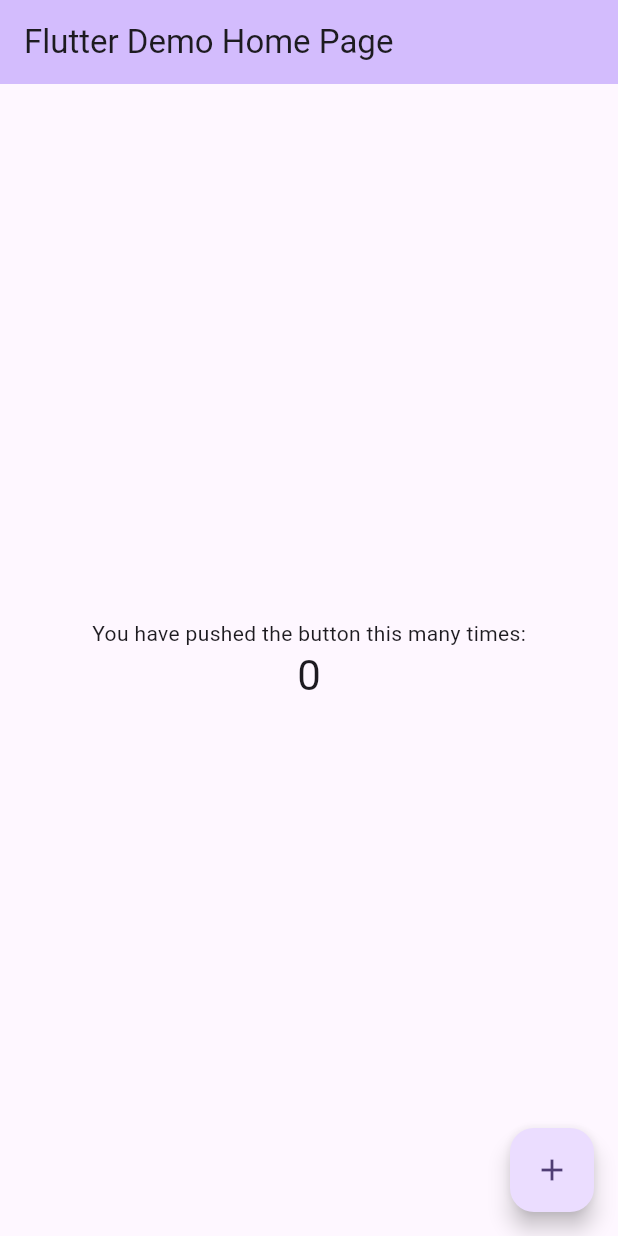
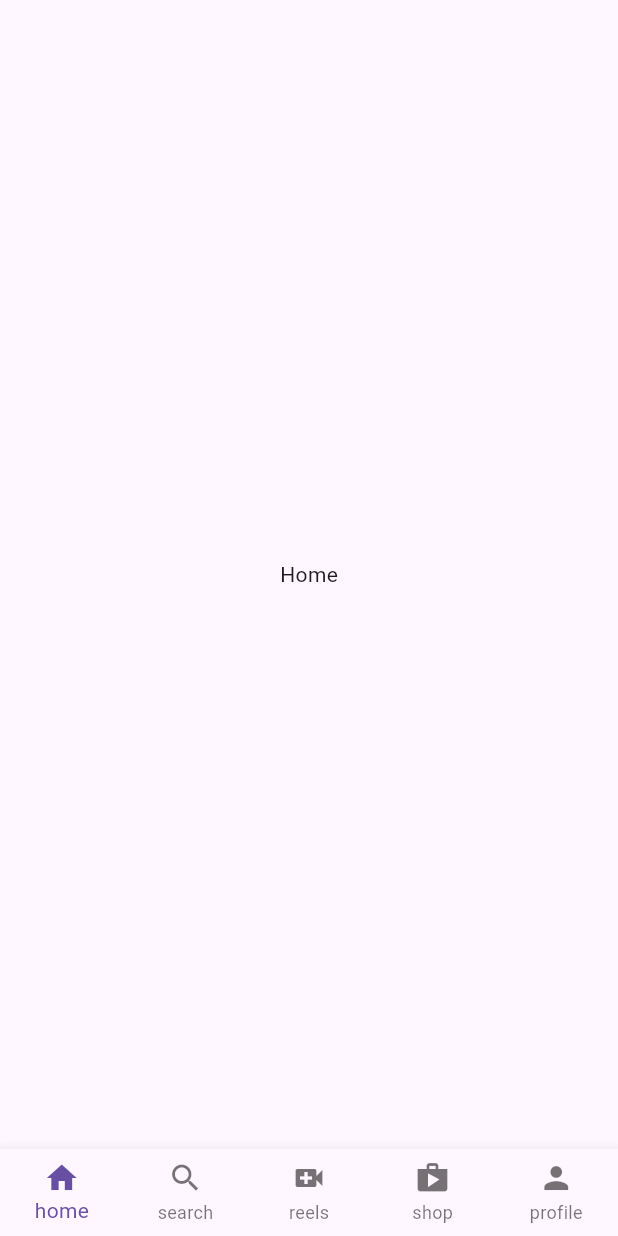
Before and after one commit to JER3MIAH/flutter_instagram_clone, a Flutter app: the screen it shows after launch, on a phone screen of 412 x 824 dp. Run offline on Flutter 3.47's test engine with Material 3 defaults, Android fonts, the phone set to English and light mode, and no system bars.

Commit message:
Set up folders and bottom navigation bar

```diff
--- a/lib/main.dart
+++ b/lib/main.dart
@@ -1,4 +1,5 @@
 import 'package:flutter/material.dart';
+import 'package:flutter_instagram_clone/ui/home_page.dart';
 
 void main() {
   runApp(const MyApp());
@@ -10,60 +11,12 @@ class MyApp extends StatelessWidget {
   @override
   Widget build(BuildContext context) {
     return MaterialApp(
+      debugShowCheckedModeBanner: false,
       title: 'Flutter Demo',
       theme: ThemeData(
-        colorScheme: ColorScheme.fromSeed(seedColor: Colors.deepPurple),
         useMaterial3: true,
       ),
-      home: const MyHomePage(title: 'Flutter Demo Home Page'),
+      home: const MyHomePage(),
     );
   }
 }
-
-class MyHomePage extends StatefulWidget {
-  const MyHomePage({super.key, required this.title});
-
-  final String title;
-
-  @override
-  State<MyHomePage> createState() => _MyHomePageState();
-}
-
-class _MyHomePageState extends State<MyHomePage> {
-  int _counter = 0;
-
-  void _incrementCounter() {
-    setState(() {
-      _counter++;
-    });
-  }
-
-  @override
-  Widget build(BuildContext context) {
-    return Scaffold(
-      appBar: AppBar(
-        backgroundColor: Theme.of(context).colorScheme.inversePrimary,
-        title: Text(widget.title),
-      ),
-      body: Center(
-        child: Column(
-          mainAxisAlignment: MainAxisAlignment.center,
-          children: <Widget>[
-            const Text(
-              'You have pushed the button this many times:',
-            ),
-            Text(
-              '$_counter',
-              style: Theme.of(context).textTheme.headlineMedium,
-            ),
-          ],
-        ),
-      ),
-      floatingActionButton: FloatingActionButton(
-        onPressed: _incrementCounter,
-        tooltip: 'Increment',
-        child: const Icon(Icons.add),
-      ),
-    );
-  }
-}
--- /dev/null
+++ b/lib/ui/home_page.dart
@@ -0,0 +1,45 @@
+import 'package:flutter/material.dart';
+
+class MyHomePage extends StatefulWidget {
+  const MyHomePage({super.key});
+
+  @override
+  State<MyHomePage> createState() => _MyHomePageState();
+}
+
+class _MyHomePageState extends State<MyHomePage> {
+  int _selectedIndex = 0;
+
+  void _onTap(value) {
+    setState(() {
+      _selectedIndex = value;
+    });
+  }
+
+  final List pages = <Widget>[
+    const Center(child: Text('Home')),
+    const Center(child: Text('Search')),
+    const Center(child: Text('reels')),
+    const Center(child: Text('shop')),
+    const Center(child: Text('profile')),
+  ];
+
+  @override
+  Widget build(BuildContext context) {
+    return Scaffold(
+      body: pages[_selectedIndex],
+      bottomNavigationBar: BottomNavigationBar(
+        type: BottomNavigationBarType.fixed,
+        currentIndex: _selectedIndex,
+        onTap: _onTap,
+        items: const [
+          BottomNavigationBarItem(icon: Icon(Icons.home), label: 'home'),
+          BottomNavigationBarItem(icon: Icon(Icons.search), label: 'search'),
+          BottomNavigationBarItem(icon: Icon(Icons.video_call), label: 'reels'),
+          BottomNavigationBarItem(icon: Icon(Icons.shop), label: 'shop'),
+          BottomNavigationBarItem(icon: Icon(Icons.person), label: 'profile'),
+        ],
+      ),
+    );
+  }
+}
```
Also changed, not shown: lib/ui/theme/dark_mode.dart (added), lib/ui/theme/light_mode.dart (added).
